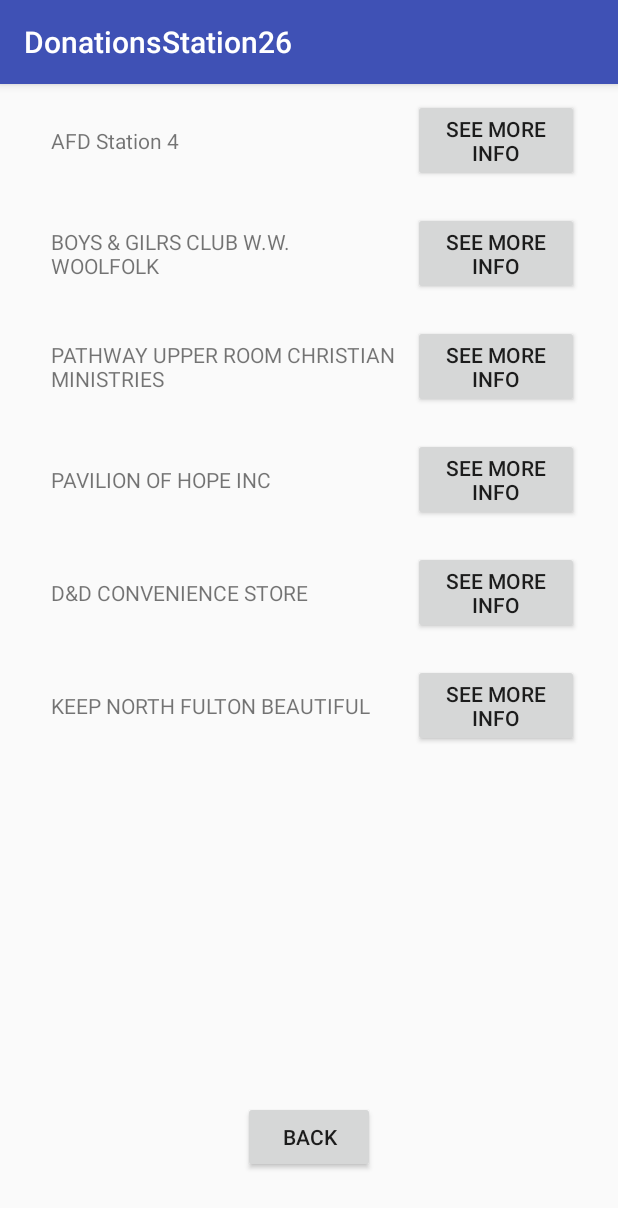
After one commit to DavyWk/DonationsStation26, an Android app: the LocationListActivity screen opened directly, with no data from a screen before it, on a phone screen of 412 x 824 dp. The commit adds this screen. Shown: the top 1208 px of the screen. Run offline under Robolectric (Android 15) with nearby library versions, the phone set to English and light mode, and no system bars.

Commit message:
Location Additions
Added the changes for M6. Created xml screens for the location list and details and their corresponding activities. Created a location class. Added the raw folder and the csv file. Created the LocationAdapter in order to display the location lists correctly.

```diff
--- a/app/src/main/AndroidManifest.xml
+++ b/app/src/main/AndroidManifest.xml
@@ -19,6 +19,8 @@
         <activity android:name=".controllers.LoginActivity"/>
         <activity android:name=".controllers.RegisterActivity"/>
         <activity android:name=".controllers.MainActivity"/>
+        <activity android:name=".controllers.LocationDetailsActivity"/>
+        <activity android:name=".controllers.LocationListActivity"/>
     </application>
 
 </manifest>
--- /dev/null
+++ b/app/src/main/java/edu/gatech/ds26/controllers/LocationAdapter.java
@@ -0,0 +1,76 @@
+package edu.gatech.ds26.controllers;
+
+import android.content.Context;
+import android.content.Intent;
+import android.support.v7.widget.RecyclerView;
+import android.util.Log;
+import android.view.LayoutInflater;
+import android.view.View;
+import android.view.ViewGroup;
+import android.widget.Button;
+import android.widget.TextView;
+import java.util.ArrayList;
+
+import edu.gatech.ds26.R;
+import edu.gatech.ds26.model.Location;
+
+public class LocationAdapter extends
+        RecyclerView.Adapter<LocationAdapter.ViewHolder> {
+
+    private ArrayList<Location> mLocations;
+
+    @Override
+    public ViewHolder onCreateViewHolder(ViewGroup parent, int viewType) {
+        Context context = parent.getContext();
+        LayoutInflater inflater = LayoutInflater.from(context);
+
+        View locationView = inflater.inflate(R.layout.location_adapter_recycler_view, parent, false);
+
+        ViewHolder viewHolder = new ViewHolder(locationView);
+        return viewHolder;
+    }
+
+    public LocationAdapter(ArrayList<Location> locations) {
+        if(locations == null){
+            mLocations = new ArrayList<>();
+        }else {
+            mLocations = locations;
+        }
+    }
+
+    @Override
+    public void onBindViewHolder(ViewHolder viewHolder, final int position) {
+        Location location = mLocations.get(position);
+
+        TextView nameView = viewHolder.nameTextView;
+        nameView.setText(location.getName());
+        Button moreInfoButton = viewHolder.detailsButton;
+        moreInfoButton.setOnClickListener( new View.OnClickListener() {
+            @Override
+            public void onClick(View v) {
+                Context context = v.getContext();
+                Log.d("Location Adapter", "Clicked on " + position);
+                Intent intent = new Intent (context, LocationDetailsActivity.class);
+                intent.putExtra("key", position + 1);
+
+                context.startActivity(intent);
+            }
+        });
+    }
+
+    @Override
+    public int getItemCount() {
+        return mLocations.size();
+    }
+
+    public class ViewHolder extends RecyclerView.ViewHolder {
+        public TextView nameTextView;
+        public Button detailsButton;
+
+        public ViewHolder(View view) {
+            super(view);
+            nameTextView = (TextView) view.findViewById(R.id.text_Name);
+            detailsButton = (Button) view.findViewById(R.id.button_Details);
+        }
+    }
+}
--- /dev/null
+++ b/app/src/main/java/edu/gatech/ds26/controllers/LocationListActivity.java
@@ -0,0 +1,93 @@
+package edu.gatech.ds26.controllers;
+
+import android.content.Intent;
+import android.support.v7.app.AppCompatActivity;
+import android.os.Bundle;
+import android.support.v7.widget.LinearLayoutManager;
+import android.support.v7.widget.RecyclerView;
+import android.util.Log;
+import android.view.View;
+
+import java.io.BufferedReader;
+import java.io.IOException;
+import java.io.InputStream;
+import java.io.InputStreamReader;
+import java.nio.charset.StandardCharsets;
+import java.util.ArrayList;
+
+import edu.gatech.ds26.R;
+import edu.gatech.ds26.model.Location;
+import edu.gatech.ds26.model.LocationList;
+
+public class LocationListActivity extends AppCompatActivity {
+
+    ArrayList<Location> locations;
+    private RecyclerView recyclerView;
+    private RecyclerView.Adapter adapter;
+    private RecyclerView.LayoutManager layoutManager;
+
+    private static final int KEY = 0;
+    private static final int NAME = 1;
+    private static final int LATITUDE = 2;
+    private static final int LONGITUDE = 3;
+    private static final int STREET_ADDRESS = 4;
+    private static final int CITY = 5;
+    private static final int STATE = 6;
+    private static final int ZIP = 7;
+    private static final int TYPE = 8;
+    private static final int PHONE = 9;
+    private static final int WEBSITE = 10;
+
+    @Override
+    protected void onCreate(Bundle savedInstanceState) {
+        super.onCreate(savedInstanceState);
+        setContentView(R.layout.activity_location_list);
+        recyclerView = (RecyclerView) findViewById(R.id.recyclerViewLocation);
+
+        layoutManager = new LinearLayoutManager(this);
+        recyclerView.setLayoutManager(layoutManager);
+
+        LocationList locList = LocationList.getInstance();
+        if (locList.get().isEmpty())
+            readSDFile();
+        locations = locList.get();
+
+        adapter = new LocationAdapter(locations);
+        recyclerView.setAdapter(adapter);
+    }
+
+    public void onBackButtonPressed(View view) {
+        Log.d("Location List Screen", "Back Button");
+        Intent intent = new Intent(this, MainActivity.class);
+        view.getContext().startActivity(intent);
+        finish();
+    }
+
+    private void readSDFile() {
+        LocationList locationList = LocationList.getInstance();
+
+        try {
+            InputStream is = getResources().openRawResource(R.raw.location_data);
+            BufferedReader br = new BufferedReader(new InputStreamReader(is, StandardCharsets.UTF_8));
+
+            String line;
+            br.readLine(); //get rid of header line
+
+            while ((line = br.readLine()) != null) {
+                Log.d("LocationList", line);
+                String[] tokens = line.split(",");
+
+                int key = Integer.parseInt(tokens[KEY]);
+                float latitude = Float.parseFloat(tokens[LATITUDE]);
+                float longitude = Float.parseFloat(tokens[LONGITUDE]);
+                int zip = Integer.parseInt(tokens[ZIP]);
+
+                locationList.addLocation(new Location(key, tokens[NAME], longitude, latitude, tokens[STREET_ADDRESS],
+                        tokens[CITY], tokens[STATE], zip, tokens[TYPE], tokens[PHONE], tokens[WEBSITE]));
+            }
+            br.close();
+        } catch (IOException e) {
+            Log.e("LocationList", "error reading assets", e);
+        }
+    }
+}
--- /dev/null
+++ b/app/src/main/java/edu/gatech/ds26/model/Location.java
@@ -0,0 +1,135 @@
+package edu.gatech.ds26.model;
+
+public class Location {
+
+    private int key;
+    private String name;
+    private double longitude;
+    private double latitude;
+    private String city;
+    private String address;
+    private String state;
+    private int zip;
+    private String type;
+    private String phone;
+    private String website;
+
+    public Location(int key, String name, double longitude, double latitude, String address,
+                     String city, String state, int zip, String type, String phone, String website){
+
+        this.key = key;
+        this.name = name;
+        this.latitude = latitude;
+        this.longitude = longitude;
+        this.address = address;
+        this.city = city;
+        this.state = state;
+        this.zip = zip;
+        this.type = type;
+        this.phone = phone;
+        this.website = website;
+    }
+
+    private void setAll(int key, String name, double latitude, double longitude, String address,
+                        String city, String state, int zip, String type, String phone, String website){
+        this.key = key;
+        this.name = name;
+        this.latitude = latitude;
+        this.longitude = longitude;
+        this.address = address;
+        this.city = city;
+        this.state = state;
+        this.zip = zip;
+        this.type = type;
+        this.phone = phone;
+        this.website = website;
+    }
+
+    public int getKey() {
+        return key;
+    }
+
+    public void setKey(int key) {
+        this.key = key;
+    }
+
+    public String getName() {
+        return name;
+    }
+
+    public void setName(String name) {
+        this.name = name;
+    }
+
+    public double getLatitude() {
+        return latitude;
+    }
+
+    public void setLatitude(double latitude) {
+        this.latitude = latitude;
+    }
+
+    public double getLongitude() {
+        return longitude;
+    }
+
+    public void setLongitude(double longitude) {
+        this.longitude = longitude;
+    }
+
+    public String getAddress() {
+        return address;
+    }
+
+    public void setAddress(String address) {
+        this.address = address;
+    }
+
+    public String getCity() {
+        return city;
+    }
+
+    public void setCity(String city) {
+        this.city = city;
+    }
+
+    public String getState() {
+        return state;
+    }
+
+    public void setState(String state) {
+        this.state = state;
+    }
+
+    public int getZip() {
+        return zip;
+    }
+
+    public void setZip(int zip) {
+        this.zip = zip;
+    }
+
+    public String getType() {
+        return type;
+    }
+
+    public void setType(String type) {
+        this.type = type;
+    }
+
+    public String getPhone() {
+        return phone;
+    }
+
+    public void setPhone(String phone) {
+        this.phone = phone;
+    }
+
+    public String getWebsite() {
+        return website;
+    }
+
+    public void setWebsite(String website) {
+        this.website = website;
+    }
+}
--- a/app/src/main/java/edu/gatech/ds26/model/UserList.java
+++ b/app/src/main/java/edu/gatech/ds26/model/UserList.java
@@ -15,7 +15,7 @@
     private UserList() {
         userList = new ArrayList<>();
         userList.add(new User("user", "user1", "1"));
-        userList.add(new Admin("admin", "admin1,", "1")); // Admin is-a User
+        userList.add(new Admin("admin", "admin1,", "1"));
     }
 
     public boolean authenticateUser(String loginId, String password) {
--- /dev/null
+++ b/app/src/main/res/layout/activity_location_list.xml
@@ -0,0 +1,28 @@
+<?xml version="1.0" encoding="utf-8"?>
+<android.support.constraint.ConstraintLayout xmlns:android="http://schemas.android.com/apk/res/android"
+    xmlns:app="http://schemas.android.com/apk/res-auto"
+    android:layout_width="match_parent"
+    android:layout_height="match_parent"
+    xmlns:tools="http://schemas.android.com/tools"
+    tools:context=".controllers.LocationListActivity">
+
+    <android.support.v7.widget.RecyclerView
+        android:id="@+id/recyclerViewLocation"
+        android:layout_width="match_parent"
+        android:layout_height="match_parent"
+        android:layout_marginLeft="16dp"
+        android:layout_marginRight="16dp" />
+
+    <Button
+        android:id="@+id/backButton"
+        android:layout_width="wrap_content"
+        android:layout_height="wrap_content"
+        android:layout_marginBottom="42dp"
+        android:layout_marginTop="8dp"
+        android:text="Back"
+        android:onClick="onBackButtonPressed"
+        app:layout_constraintBottom_toBottomOf="parent"
+        app:layout_constraintEnd_toEndOf="parent"
+        app:layout_constraintStart_toStartOf="parent" />
+
+</android.support.constraint.ConstraintLayout>
--- /dev/null
+++ b/app/src/main/res/layout/location_adapter_recycler_view.xml
@@ -0,0 +1,28 @@
+<?xml version="1.0" encoding="utf-8"?>
+<LinearLayout xmlns:android="http://schemas.android.com/apk/res/android"
+    xmlns:tools="http://schemas.android.com/tools"
+    android:orientation="horizontal"
+    android:padding="10dp"
+    android:layout_width="match_parent"
+    android:layout_height="wrap_content">
+
+    <LinearLayout
+        android:layout_width="249dp"
+        android:layout_height="wrap_content"
+        android:layout_gravity="center"
+        android:orientation="vertical"
+        android:padding="8dp">
+
+        <TextView
+            android:id="@+id/text_Name"
+            android:layout_width="wrap_content"
+            android:layout_height="wrap_content"
+            tools:text="@tools:sample/lorem[3]" />
+    </LinearLayout>
+
+    <Button
+        android:id="@+id/button_Details"
+        android:layout_width="wrap_content"
+        android:layout_height="wrap_content"
+        android:text="See More Info" />
+</LinearLayout>
```
Also changed, not shown: app/src/main/java/edu/gatech/ds26/controllers/LocationDetailsActivity.java (added, +49 -0 lines), app/src/main/java/edu/gatech/ds26/controllers/MainActivity.java (+8 -1 lines), app/src/main/java/edu/gatech/ds26/model/LocationList.java (+3 -32 lines), app/src/main/java/edu/gatech/ds26/model/LocationParser.java (deleted, +0 -22 lines), app/src/main/res/layout/activity_location_details.xml (added, +28 -0 lines), app/src/main/res/layout/activity_main_screen.xml (+11 -1 lines), app/src/main/res/raw/location_data.csv (added, +7 -0 lines).
